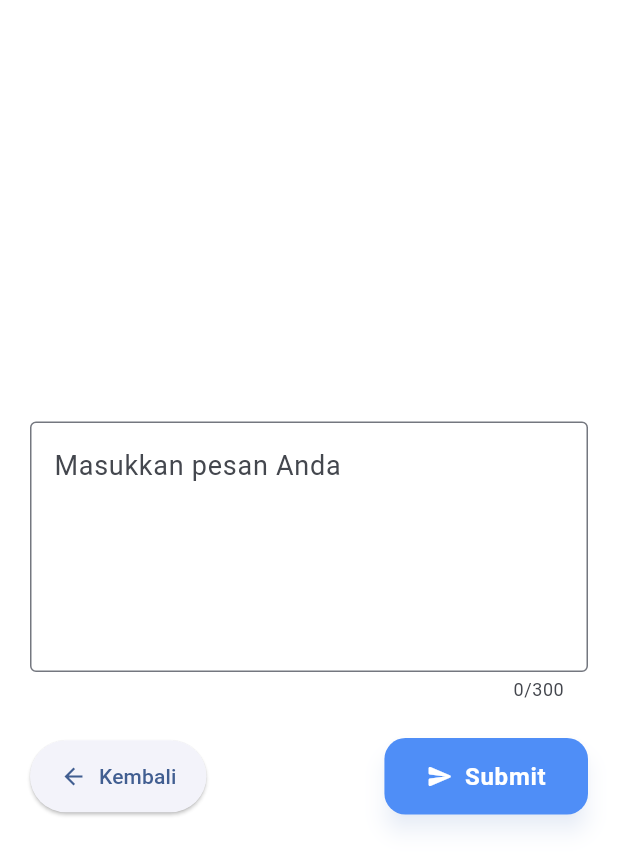
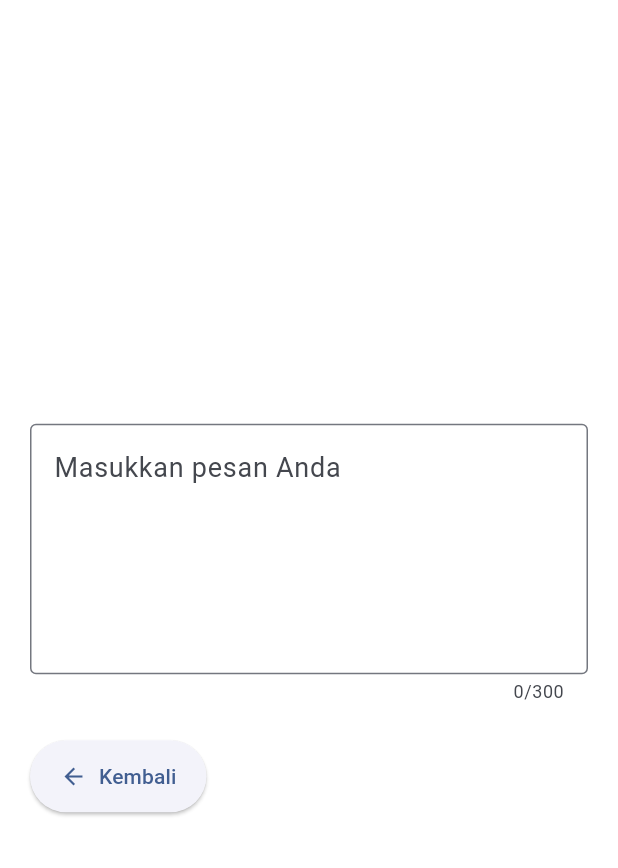
Before and after one commit to ajisuryaa/sentiment_analysis, a Flutter app: the FormInput screen opened by its route, on a phone screen of 412 x 824 dp. Shown: the top 868 px of the screen. Run offline on Flutter 3.47's test engine with Material 3 defaults, Android fonts, the phone set to English and light mode, and no system bars; our stand-ins replace flutter_bloc, go_router.

Commit message:
fix layout and call cubit counter text

```diff
--- a/lib/views/form_input.dart
+++ b/lib/views/form_input.dart
@@ -1,4 +1,6 @@
 import 'package:flutter/material.dart';
+import 'package:flutter_bloc/flutter_bloc.dart';
+import 'package:sentiment_analysis/logic/cubit/count_text_cubit.dart';
 import 'package:sentiment_analysis/utils/color_pickers.dart';
 
 class FormInput extends StatefulWidget {
@@ -27,18 +29,24 @@ class _FormInputState extends State<FormInput> {
 
   @override
   Widget build(BuildContext context) {
-    return SafeArea(
-      child: Scaffold(
-        body: Padding(
+    return Scaffold(
+      body: BlocProvider(
+        create: (context) => TextLengthCubit(),
+        child: Container(
           padding: const EdgeInsets.all(20.0),
           child: Column(
             mainAxisAlignment: MainAxisAlignment.center,
             children: [
-              TextField(
+              BlocBuilder<TextLengthCubit, int>(
+                builder: (context, state) {
+                  return TextField(
                     controller: _controller,
                     maxLines: null,
                     minLines: 5,
                     maxLength: 300,
+                    onChanged: (value) {
+                      context.read<TextLengthCubit>().updateText(value);
+                    },
                     decoration: const InputDecoration(
                       border: OutlineInputBorder(),
                       labelText: 'Masukkan pesan Anda',
@@ -46,6 +54,8 @@ class _FormInputState extends State<FormInput> {
                       alignLabelWithHint: true,
                     ),
                     keyboardType: TextInputType.multiline,
+                  );
+                },
               ),
               const SizedBox(height: 24),
               Row(
@@ -62,11 +72,15 @@ class _FormInputState extends State<FormInput> {
                           horizontal: 20, vertical: 14),
                     ),
                   ),
-                  ElevatedButton.icon(
+                  BlocBuilder<TextLengthCubit, int>(
+                    builder: (context, state) {
+                      if (state > 0) {
+                        return ElevatedButton.icon(
                           onPressed: _handleSubmit,
-                    icon: const Icon(Icons.send_rounded, color: Colors.white),
+                          icon:
+                              const Icon(Icons.analytics, color: Colors.white),
                           label: const Text(
-                      'Submit',
+                            'Start Analyze',
                             style: TextStyle(
                               fontWeight: FontWeight.bold,
                               fontSize: 16,
@@ -93,7 +107,12 @@ class _FormInputState extends State<FormInput> {
                               fontFamily: 'Roboto',
                             ),
                           ),
-                  ),
+                        );
+                      } else {
+                        return Container();
+                      }
+                    },
+                  )
                 ],
               ),
             ],
```
Lines whose indentation alone changed are shown as unchanged.
